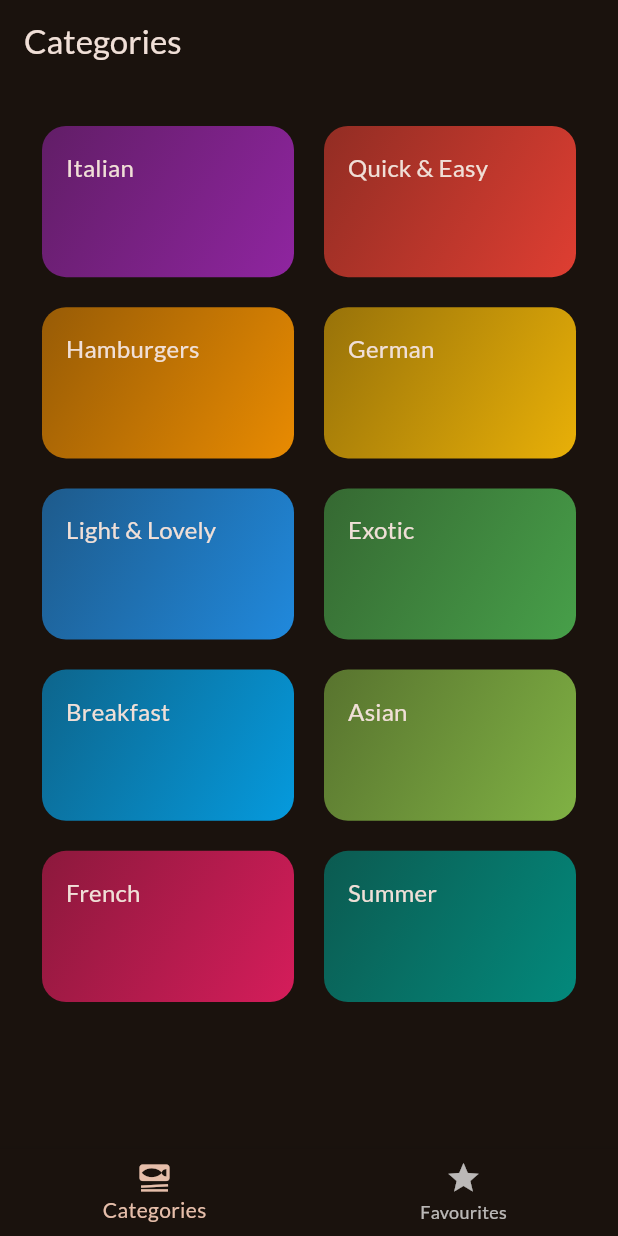
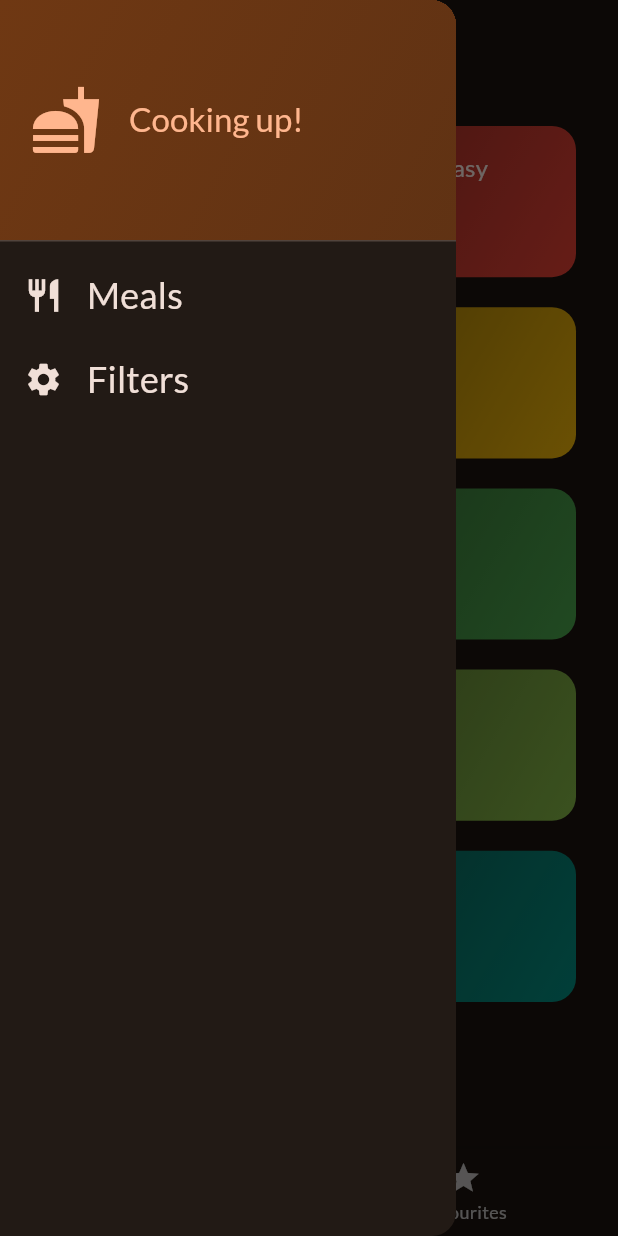
Before and after one commit to agata-miko/meals_app, a Flutter app: the screen it shows after launch, with the side drawer open (before the commit the screen has no drawer), on a phone screen of 412 x 824 dp. Run offline on Flutter 3.47's test engine with Material 2 defaults, Android fonts, the phone set to English and light mode, and no system bars; our stand-ins replace google_fonts, transparent_image.

Commit message:
Side drawer added (167)

```diff
--- a/lib/screens/meal_details.dart
+++ b/lib/screens/meal_details.dart
@@ -17,7 +17,7 @@ class MealDetailsScreen extends StatelessWidget {
       appBar: AppBar(
         title: Text(meal.title),
         actions: [
-          IconButton(onPressed: () {onToggleFavorite(meal);}, icon: Icon(Icons.favorite)),
+          IconButton(onPressed: () {onToggleFavorite(meal);}, icon: const Icon(Icons.favorite)),
         ],
       ),
       body: SingleChildScrollView(
--- a/lib/screens/tabs.dart
+++ b/lib/screens/tabs.dart
@@ -2,6 +2,7 @@ import 'package:flutter/material.dart';
 import 'package:meals_app/models/meal.dart';
 import 'package:meals_app/screens/meals.dart';
 import 'package:meals_app/screens/categories.dart';
+import 'package:meals_app/widgets/main_drawer.dart';
 
 class TabsScreen extends StatefulWidget {
   const TabsScreen({super.key});
@@ -57,6 +58,7 @@ class _TabsScreenState extends State<TabsScreen> {
       appBar: AppBar(
         title: Text(activePageTitle),
       ),
+      drawer: const MainDrawer(),
       body: activePage,
       bottomNavigationBar: BottomNavigationBar(
         onTap: _selectPage,
--- /dev/null
+++ b/lib/widgets/main_drawer.dart
@@ -0,0 +1,79 @@
+import 'package:flutter/material.dart';
+
+class MainDrawer extends StatelessWidget {
+  const MainDrawer({super.key});
+
+  @override
+  Widget build(BuildContext context) {
+    return Drawer(
+      child: Column(
+        children: <Widget>[
+          DrawerHeader(
+            padding: const EdgeInsets.all(20),
+            decoration: BoxDecoration(
+              gradient: LinearGradient(
+                colors: [
+                  Theme.of(context).colorScheme.primaryContainer,
+                  Theme.of(context)
+                      .colorScheme
+                      .primaryContainer
+                      .withOpacity(0.8),
+                ],
+                begin: Alignment.topLeft,
+                end: Alignment.bottomRight,
+              ),
+            ),
+            child: Row(
+              children: <Widget>[
+                Icon(
+                  Icons.fastfood,
+                  size: 48,
+                  color: Theme.of(context).colorScheme.primary,
+                ),
+                const SizedBox(
+                  width: 18,
+                ),
+                Text(
+                  'Cooking up!',
+                  style: Theme.of(context).textTheme.titleLarge!.copyWith(
+                        color: Theme.of(context).colorScheme.primary,
+                      ),
+                ),
+              ],
+            ),
+          ),
+          ListTile(
+            leading: Icon(
+              Icons.restaurant,
+              size: 26,
+              color: Theme.of(context).colorScheme.onBackground,
+            ),
+            title: Text(
+              'Meals',
+              style: Theme.of(context).textTheme.titleSmall!.copyWith(
+                    color: Theme.of(context).colorScheme.onBackground,
+                    fontSize: 24,
+                  ),
+            ),
+            onTap: () {},
+          ),
+          ListTile(
+            leading: Icon(
+              Icons.settings,
+              size: 26,
+              color: Theme.of(context).colorScheme.onBackground,
+            ),
+            title: Text(
+              'Filters',
+              style: Theme.of(context).textTheme.titleSmall!.copyWith(
+                color: Theme.of(context).colorScheme.onBackground,
+                fontSize: 24,
+              ),
+            ),
+            onTap: () {},
+          ),
+        ],
+      ),
+    );
+  }
+}
```
